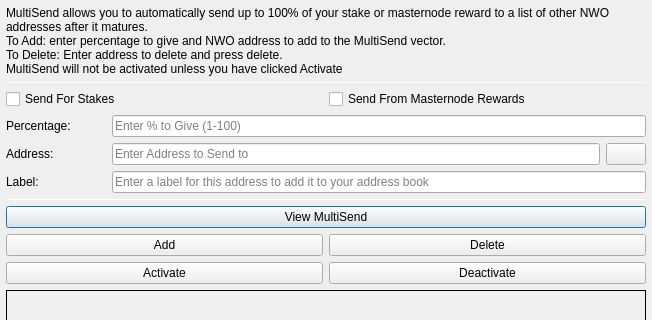
The window that src/qt/forms/multisenddialog.ui (mallmanator/SwampCoin) describes before a commit, drawn with Qt 5; both pictures show x 0 to 652 and y 0 to 320 of the 652 by 462 pixel window.
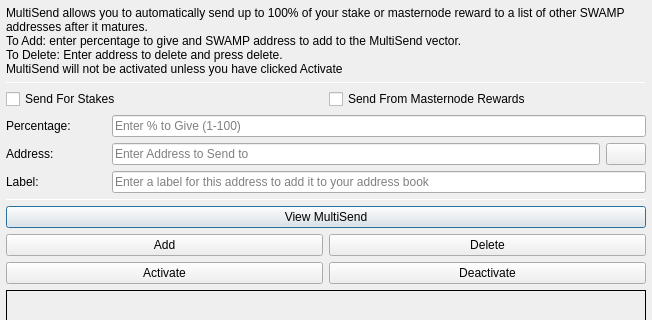
The same window after the commit. Icons and pictures are not drawn.

Diff of the .ui file:
```diff
--- a/src/qt/forms/multisenddialog.ui
+++ b/src/qt/forms/multisenddialog.ui
@@ -37,8 +37,8 @@
         <number>1</number>
        </property>
        <property name="text">
-        <string>MultiSend allows you to automatically send up to 100% of your stake or masternode reward to a list of other NWO addresses after it matures.
-To Add: enter percentage to give and NWO address to add to the MultiSend vector.
+        <string>MultiSend allows you to automatically send up to 100% of your stake or masternode reward to a list of other SWAMP addresses after it matures.
+To Add: enter percentage to give and SWAMP address to add to the MultiSend vector.
 To Delete: Enter address to delete and press delete.
 MultiSend will not be activated unless you have clicked Activate</string>
        </property>
```
